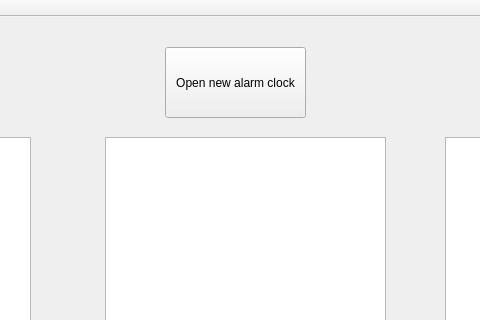
First picture: the form in LAB2/mainwindow.ui, repository StasDzundza/Labs-1-semestr, before the edit; both pictures show x 245 to 725 and y 0 to 320 of the 995 by 597 pixel window.
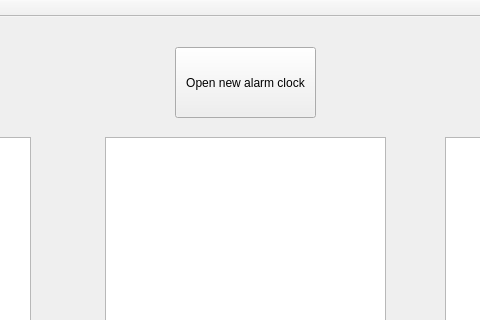
Second picture: the form after the edit.

Commit message: add list of alarm clocks and create delete and show alarm buttons

```diff
--- a/LAB2/mainwindow.ui
+++ b/LAB2/mainwindow.ui
@@ -30,7 +30,7 @@
    <widget class="QPushButton" name="open_alarm_button">
     <property name="geometry">
      <rect>
-      <x>410</x>
+      <x>420</x>
       <y>30</y>
       <width>141</width>
       <height>71</height>
```
The commit also changes 5 other files.
